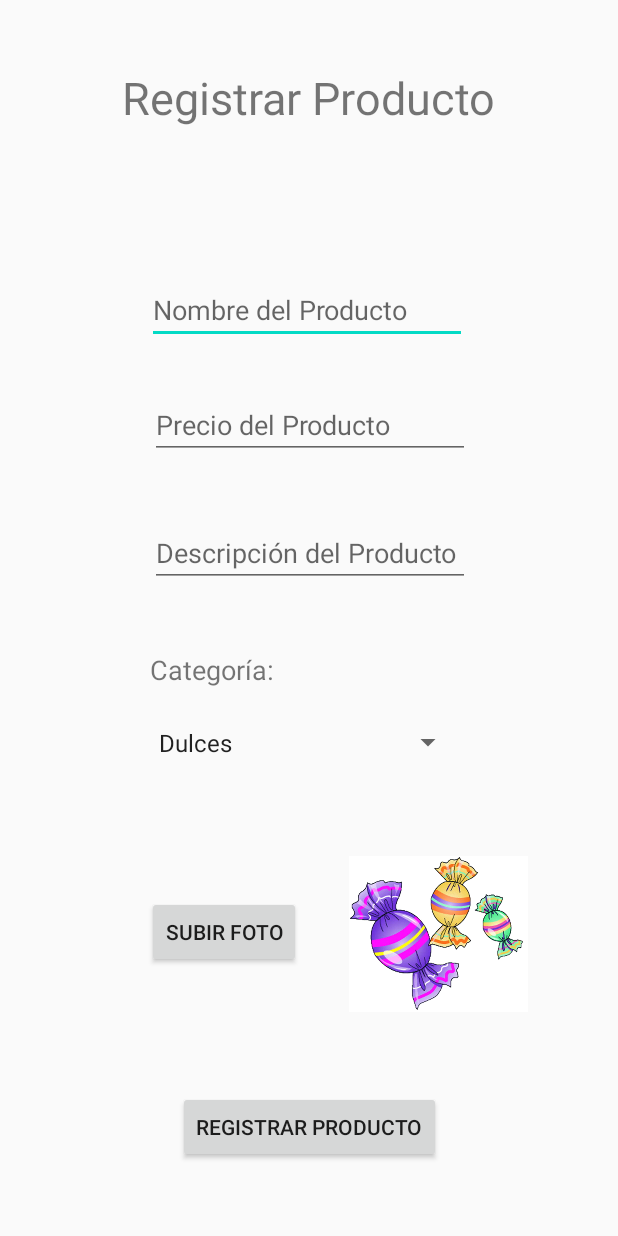
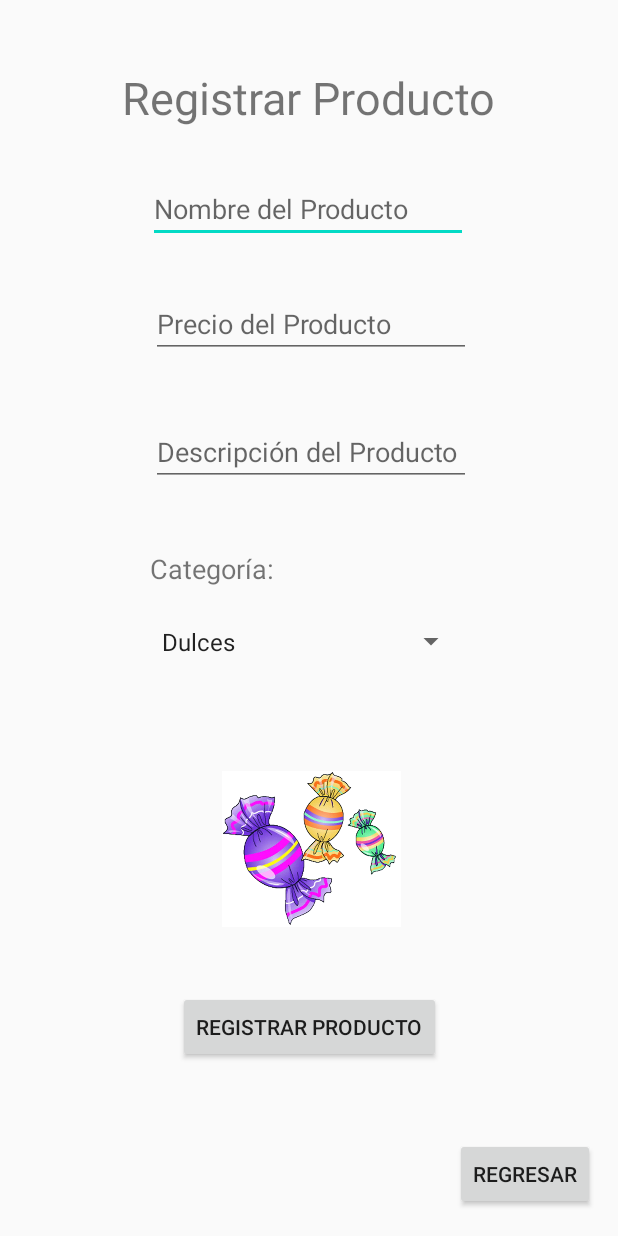
Before and after one commit to NEMESIIS/FEI-EATS-mov, an Android app: the layout activity_registro_producto.xml on its own in the app's theme, with its tools: preview values and no code run, on a phone screen of 412 x 824 dp. Run offline under Robolectric (Android 15) with nearby library versions, the phone set to English and light mode, and no system bars.

Commit message:
Registro de Productos - listo

```diff
--- a/app/src/main/AndroidManifest.xml
+++ b/app/src/main/AndroidManifest.xml
@@ -22,6 +22,8 @@
         <activity android:name=".ActivityDefault"/>
         <activity android:name=".ActivityDefault2"/>
         <activity android:name=".ActivityProducto"/>
+        <activity android:name=".ActivityPrincipal"/>
+        <activity android:name=".ActivityPerfil"/>
 
 
     </application>
--- a/app/src/main/res/layout/activity_registro_producto.xml
+++ b/app/src/main/res/layout/activity_registro_producto.xml
@@ -18,6 +18,18 @@
         app:layout_constraintTop_toTopOf="parent"
         app:layout_constraintVertical_bias="0.057" />
 
+    <Button
+        android:id="@+id/btnRegistrarP"
+        android:layout_width="wrap_content"
+        android:layout_height="wrap_content"
+        android:text="Registrar Producto"
+        app:layout_constraintBottom_toBottomOf="parent"
+        app:layout_constraintEnd_toEndOf="parent"
+        app:layout_constraintHorizontal_bias="0.502"
+        app:layout_constraintStart_toStartOf="parent"
+        app:layout_constraintTop_toTopOf="parent"
+        app:layout_constraintVertical_bias="0.851" />
+
     <EditText
         android:id="@+id/etNombreP"
         android:layout_width="wrap_content"
@@ -27,10 +39,10 @@
         android:inputType="textPersonName"
         app:layout_constraintBottom_toBottomOf="parent"
         app:layout_constraintEnd_toEndOf="parent"
-        app:layout_constraintHorizontal_bias="0.494"
+        app:layout_constraintHorizontal_bias="0.497"
         app:layout_constraintStart_toStartOf="parent"
         app:layout_constraintTop_toTopOf="parent"
-        app:layout_constraintVertical_bias="0.236" />
+        app:layout_constraintVertical_bias="0.15" />
 
     <EditText
         android:id="@+id/etPrecioP"
@@ -41,10 +53,10 @@
         android:inputType="textPersonName"
         app:layout_constraintBottom_toBottomOf="parent"
         app:layout_constraintEnd_toEndOf="parent"
-        app:layout_constraintHorizontal_bias="0.505"
+        app:layout_constraintHorizontal_bias="0.507"
         app:layout_constraintStart_toStartOf="parent"
         app:layout_constraintTop_toTopOf="parent"
-        app:layout_constraintVertical_bias="0.335" />
+        app:layout_constraintVertical_bias="0.248" />
 
     <EditText
         android:id="@+id/etDescripcionP"
@@ -55,22 +67,10 @@
         android:inputType="textPersonName"
         app:layout_constraintBottom_toBottomOf="parent"
         app:layout_constraintEnd_toEndOf="parent"
-        app:layout_constraintHorizontal_bias="0.505"
+        app:layout_constraintHorizontal_bias="0.507"
         app:layout_constraintStart_toStartOf="parent"
         app:layout_constraintTop_toTopOf="parent"
-        app:layout_constraintVertical_bias="0.444" />
-
-    <Spinner
-        android:id="@+id/spCategoriaP"
-        android:layout_width="211dp"
-        android:layout_height="42dp"
-        android:entries="@array/categoria"
-        app:layout_constraintBottom_toBottomOf="parent"
-        app:layout_constraintEnd_toEndOf="parent"
-        app:layout_constraintHorizontal_bias="0.49"
-        app:layout_constraintStart_toStartOf="parent"
-        app:layout_constraintTop_toTopOf="parent"
-        app:layout_constraintVertical_bias="0.606" />
+        app:layout_constraintVertical_bias="0.358" />
 
     <TextView
         android:id="@+id/textView9"
@@ -80,33 +80,22 @@
         android:textSize="18sp"
         app:layout_constraintBottom_toBottomOf="parent"
         app:layout_constraintEnd_toEndOf="parent"
-        app:layout_constraintHorizontal_bias="0.303"
+        app:layout_constraintHorizontal_bias="0.304"
         app:layout_constraintStart_toStartOf="parent"
         app:layout_constraintTop_toTopOf="parent"
-        app:layout_constraintVertical_bias="0.543" />
+        app:layout_constraintVertical_bias="0.459" />
 
-    <Button
-        android:id="@+id/btnRegistrarP"
-        android:layout_width="wrap_content"
-        android:layout_height="wrap_content"
-        android:text="Registrar Producto"
+    <Spinner
+        android:id="@+id/spCategoriaP"
+        android:layout_width="211dp"
+        android:layout_height="42dp"
+        android:entries="@array/categoria"
         app:layout_constraintBottom_toBottomOf="parent"
         app:layout_constraintEnd_toEndOf="parent"
+        app:layout_constraintHorizontal_bias="0.497"
         app:layout_constraintStart_toStartOf="parent"
         app:layout_constraintTop_toTopOf="parent"
-        app:layout_constraintVertical_bias="0.937" />
-
-    <Button
-        android:id="@+id/button"
-        android:layout_width="wrap_content"
-        android:layout_height="wrap_content"
-        android:text="Subir foto"
-        app:layout_constraintBottom_toBottomOf="parent"
-        app:layout_constraintEnd_toEndOf="parent"
-        app:layout_constraintHorizontal_bias="0.317"
-        app:layout_constraintStart_toStartOf="parent"
-        app:layout_constraintTop_toTopOf="parent"
-        app:layout_constraintVertical_bias="0.77" />
+        app:layout_constraintVertical_bias="0.52" />
 
     <ImageView
         android:id="@+id/imageView5"
@@ -114,10 +103,22 @@
         android:layout_height="129dp"
         app:layout_constraintBottom_toBottomOf="parent"
         app:layout_constraintEnd_toEndOf="parent"
-        app:layout_constraintHorizontal_bias="0.794"
+        app:layout_constraintHorizontal_bias="0.505"
         app:layout_constraintStart_toStartOf="parent"
         app:layout_constraintTop_toTopOf="parent"
-        app:layout_constraintVertical_bias="0.803"
+        app:layout_constraintVertical_bias="0.722"
         app:srcCompat="@drawable/dulces" />
 
+    <Button
+        android:id="@+id/btnB"
+        android:layout_width="wrap_content"
+        android:layout_height="wrap_content"
+        android:text="Regresar"
+        app:layout_constraintBottom_toBottomOf="parent"
+        app:layout_constraintEnd_toEndOf="parent"
+        app:layout_constraintHorizontal_bias="0.951"
+        app:layout_constraintStart_toStartOf="parent"
+        app:layout_constraintTop_toTopOf="parent"
+        app:layout_constraintVertical_bias="0.978" />
+
 </androidx.constraintlayout.widget.ConstraintLayout>
```
Also changed, not shown: app/src/main/java/com/example/fei_eats_mov/MainActivity.java (+1 -11 lines), app/src/main/res/layout/activity_main.xml (+0 -12 lines), app/src/main/res/layout/activity_principal.xml (+59 -27 lines).
